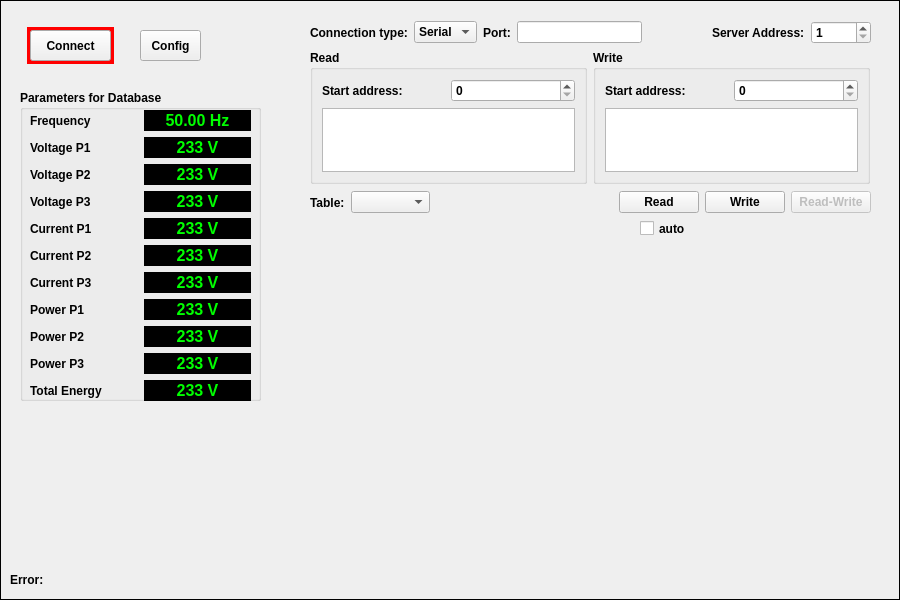
Above: src/modbusframe.ui from hancse/powermeter before the change. Below: the same form after it.
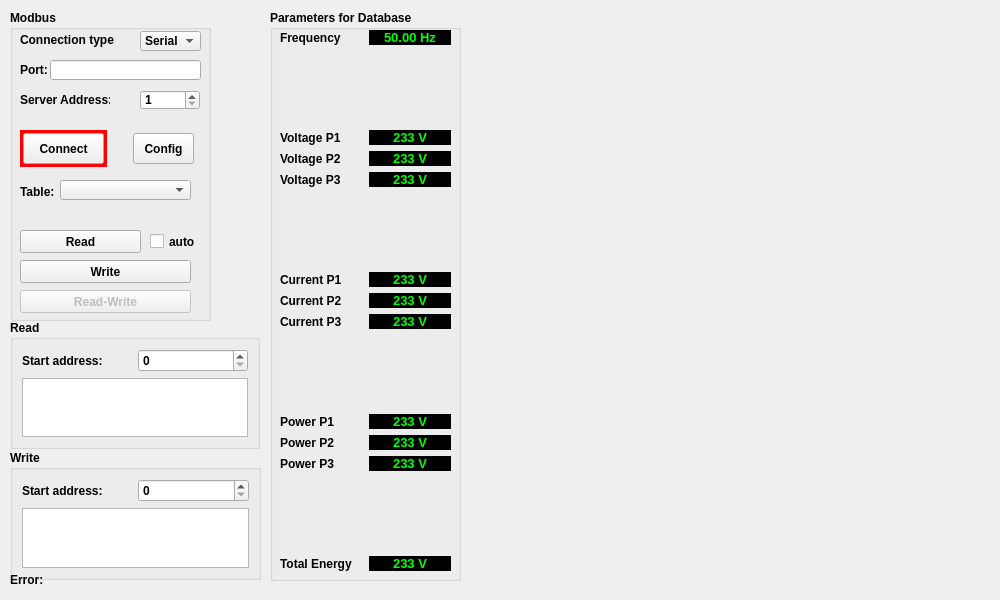
That is the form after the change.

Commit message: Added fourth powermeter Removed StripFrameTriple from TopFrame Added StripFrameTriple to ModbusFrame Modified picture on TopFrame

```diff
--- a/src/modbusframe.ui
+++ b/src/modbusframe.ui
@@ -6,7 +6,7 @@
    <rect>
     <x>0</x>
     <y>0</y>
-    <width>900</width>
+    <width>1000</width>
     <height>600</height>
    </rect>
   </property>
@@ -20,330 +20,8 @@
    <string>Frame</string>
   </property>
   <property name="frameShape">
-   <enum>QFrame::Box</enum>
+   <enum>QFrame::NoFrame</enum>
   </property>
-  <widget class="QLabel" name="label_10">
-   <property name="geometry">
-    <rect>
-     <x>27</x>
-     <y>27</y>
-     <width>87</width>
-     <height>37</height>
-    </rect>
-   </property>
-   <property name="styleSheet">
-    <string notr="true">background: red;</string>
-   </property>
-   <property name="text">
-    <string/>
-   </property>
-  </widget>
-  <widget class="QWidget" name="layoutWidget_2">
-   <property name="geometry">
-    <rect>
-     <x>310</x>
-     <y>50</y>
-     <width>560</width>
-     <height>134</height>
-    </rect>
-   </property>
-   <layout class="QHBoxLayout" name="horizontalLayout_3">
-    <item>
-     <widget class="QGroupBox" name="readGroupBox">
-      <property name="minimumSize">
-       <size>
-        <width>250</width>
-        <height>0</height>
-       </size>
-      </property>
-      <property name="title">
-       <string>Read</string>
-      </property>
-      <layout class="QGridLayout" name="gridLayout_4">
-       <item row="0" column="1">
-        <widget class="QSpinBox" name="readAddress">
-         <property name="maximum">
-          <number>65536</number>
-         </property>
-        </widget>
-       </item>
-       <item row="0" column="0">
-        <widget class="QLabel" name="label_11">
-         <property name="text">
-          <string>Start address:</string>
-         </property>
-        </widget>
-       </item>
-       <item row="1" column="0" colspan="2">
-        <widget class="QListWidget" name="readValue">
-         <property name="minimumSize">
-          <size>
-           <width>0</width>
-           <height>0</height>
-          </size>
-         </property>
-        </widget>
-       </item>
-      </layout>
-     </widget>
-    </item>
-    <item>
-     <widget class="QGroupBox" name="writeGroupBox">
-      <property name="minimumSize">
-       <size>
-        <width>225</width>
-        <height>0</height>
-       </size>
-      </property>
-      <property name="title">
-       <string>Write</string>
-      </property>
-      <layout class="QGridLayout" name="gridLayout_5">
-       <item row="0" column="1">
-        <widget class="QSpinBox" name="writeAddress">
-         <property name="maximum">
-          <number>65536</number>
-         </property>
-        </widget>
-       </item>
-       <item row="0" column="0">
-        <widget class="QLabel" name="label_14">
-         <property name="text">
-          <string>Start address:</string>
-         </property>
-        </widget>
-       </item>
-       <item row="1" column="0" colspan="2">
-        <widget class="QTreeView" name="writeValueTable">
-         <property name="showDropIndicator" stdset="0">
-          <bool>true</bool>
-         </property>
-         <property name="alternatingRowColors">
-          <bool>true</bool>
-         </property>
-         <property name="rootIsDecorated">
-          <bool>false</bool>
-         </property>
-         <property name="uniformRowHeights">
-          <bool>true</bool>
-         </property>
-         <property name="itemsExpandable">
-          <bool>false</bool>
-         </property>
-         <property name="expandsOnDoubleClick">
-          <bool>false</bool>
-         </property>
-         <attribute name="headerVisible">
-          <bool>false</bool>
-         </attribute>
-        </widget>
-       </item>
-      </layout>
-     </widget>
-    </item>
-   </layout>
-  </widget>
-  <widget class="QWidget" name="layoutWidget_3">
-   <property name="geometry">
-    <rect>
-     <x>310</x>
-     <y>190</y>
-     <width>561</width>
-     <height>25</height>
-    </rect>
-   </property>
-   <layout class="QHBoxLayout" name="horizontalLayout_4">
-    <item>
-     <widget class="QLabel" name="label_17">
-      <property name="text">
-       <string>Table:</string>
-      </property>
-     </widget>
-    </item>
-    <item>
-     <widget class="QComboBox" name="writeTable"/>
-    </item>
-    <item>
-     <spacer name="horizontalSpacer_3">
-      <property name="orientation">
-       <enum>Qt::Horizontal</enum>
-      </property>
-      <property name="sizeHint" stdset="0">
-       <size>
-        <width>13</width>
-        <height>17</height>
-       </size>
-      </property>
-     </spacer>
-    </item>
-    <item>
-     <widget class="QPushButton" name="readButton">
-      <property name="sizePolicy">
-       <sizepolicy hsizetype="Maximum" vsizetype="Fixed">
-        <horstretch>0</horstretch>
-        <verstretch>0</verstretch>
-       </sizepolicy>
-      </property>
-      <property name="text">
-       <string>Read</string>
-      </property>
-     </widget>
-    </item>
-    <item>
-     <widget class="QPushButton" name="writeButton">
-      <property name="text">
-       <string>Write</string>
-      </property>
-     </widget>
-    </item>
-    <item>
-     <widget class="QPushButton" name="readWriteButton">
-      <property name="enabled">
-       <bool>false</bool>
-      </property>
-      <property name="text">
-       <string>Read-Write</string>
-      </property>
-     </widget>
-    </item>
-   </layout>
-  </widget>
-  <widget class="QPushButton" name="btnConnect">
-   <property name="geometry">
-    <rect>
-     <x>30</x>
-     <y>30</y>
-     <width>81</width>
-     <height>31</height>
-    </rect>
-   </property>
-   <property name="text">
-    <string>Connect</string>
-   </property>
-  </widget>
-  <widget class="QWidget" name="layoutWidget">
-   <property name="geometry">
-    <rect>
-     <x>310</x>
-     <y>20</y>
-     <width>561</width>
-     <height>25</height>
-    </rect>
-   </property>
-   <layout class="QGridLayout" name="gridLayout_6">
-    <item row="0" column="6">
-     <widget class="QSpinBox" name="serverEdit">
-      <property name="sizePolicy">
-       <sizepolicy hsizetype="Maximum" vsizetype="Fixed">
-        <horstretch>0</horstretch>
-        <verstretch>0</verstretch>
-       </sizepolicy>
-      </property>
-      <property name="minimumSize">
-       <size>
-        <width>60</width>
-        <height>0</height>
-       </size>
-      </property>
-      <property name="minimum">
-       <number>1</number>
-      </property>
-      <property name="maximum">
-       <number>247</number>
-      </property>
-     </widget>
-    </item>
-    <item row="0" column="3">
-     <widget class="QLineEdit" name="portEdit">
-      <property name="sizePolicy">
-       <sizepolicy hsizetype="Preferred" vsizetype="Fixed">
-        <horstretch>0</horstretch>
-        <verstretch>0</verstretch>
-       </sizepolicy>
-      </property>
-     </widget>
-    </item>
-    <item row="0" column="1">
-     <widget class="QComboBox" name="connectType">
-      <item>
-       <property name="text">
-        <string>Serial</string>
-       </property>
-      </item>
-      <item>
-       <property name="text">
-        <string>TCP</string>
-       </property>
-      </item>
-     </widget>
-    </item>
-    <item row="0" column="2">
-     <widget class="QLabel" name="label_18">
-      <property name="sizePolicy">
-       <sizepolicy hsizetype="Maximum" vsizetype="Preferred">
-        <horstretch>0</horstretch>
-        <verstretch>0</verstretch>
-       </sizepolicy>
-      </property>
-      <property name="text">
-       <string>Port:</string>
-      </property>
-     </widget>
-    </item>
-    <item row="0" column="0">
-     <widget class="QLabel" name="label_19">
-      <property name="text">
-       <string>Connection type:</string>
-      </property>
-     </widget>
-    </item>
-    <item row="0" column="5">
-     <widget class="QLabel" name="label_28">
-      <property name="sizePolicy">
-       <sizepolicy hsizetype="Maximum" vsizetype="Preferred">
-        <horstretch>0</horstretch>
-        <verstretch>0</verstretch>
-       </sizepolicy>
-      </property>
-      <property name="minimumSize">
-       <size>
-        <width>80</width>
-        <height>0</height>
-       </size>
-      </property>
-      <property name="text">
-       <string>Server Address:</string>
-      </property>
-     </widget>
-    </item>
-    <item row="0" column="4">
-     <spacer name="horizontalSpacer_4">
-      <property name="orientation">
-       <enum>Qt::Horizontal</enum>
-      </property>
-      <property name="sizeHint" stdset="0">
-       <size>
-        <width>40</width>
-        <height>20</height>
-       </size>
-      </property>
-     </spacer>
-    </item>
-   </layout>
-  </widget>
-  <widget class="QPushButton" name="btnConfig">
-   <property name="geometry">
-    <rect>
-     <x>140</x>
-     <y>30</y>
-     <width>61</width>
-     <height>31</height>
-    </rect>
-   </property>
-   <property name="text">
-    <string>Config</string>
-   </property>
-  </widget>
   <widget class="QLabel" name="lblStatus">
    <property name="geometry">
     <rect>
@@ -357,38 +35,25 @@
     <string>Error:</string>
    </property>
   </widget>
-  <widget class="QCheckBox" name="checkAuto">
-   <property name="geometry">
-    <rect>
-     <x>640</x>
-     <y>220</y>
-     <width>61</width>
-     <height>17</height>
-    </rect>
-   </property>
-   <property name="text">
-    <string>auto</string>
-   </property>
-  </widget>
   <widget class="QGroupBox" name="groupBox">
    <property name="geometry">
     <rect>
-     <x>20</x>
-     <y>90</y>
-     <width>241</width>
-     <height>311</height>
+     <x>270</x>
+     <y>10</y>
+     <width>191</width>
+     <height>571</height>
     </rect>
    </property>
    <property name="title">
     <string>Parameters for Database</string>
    </property>
-   <widget class="QWidget" name="">
+   <widget class="QWidget" name="layoutWidget">
     <property name="geometry">
      <rect>
       <x>10</x>
       <y>20</y>
-      <width>221</width>
-      <height>291</height>
+      <width>171</width>
+      <height>541</height>
      </rect>
     </property>
     <layout class="QGridLayout" name="gridLayout">
@@ -399,39 +64,11 @@
        </property>
       </widget>
      </item>
-     <item row="0" column="1">
-      <widget class="QLabel" name="lblFreq">
+     <item row="12" column="1">
+      <widget class="QLabel" name="lblPower3">
        <property name="font">
         <font>
-         <pointsize>12</pointsize>
-         <weight>75</weight>
-         <bold>true</bold>
-        </font>
-       </property>
-       <property name="styleSheet">
-        <string notr="true">background: black;
-color: lime;</string>
-       </property>
-       <property name="text">
-        <string>50.00 Hz</string>
-       </property>
-       <property name="alignment">
-        <set>Qt::AlignCenter</set>
-       </property>
-      </widget>
-     </item>
-     <item row="1" column="0">
-      <widget class="QLabel" name="label_2">
-       <property name="text">
-        <string>Voltage P1</string>
-       </property>
-      </widget>
-     </item>
-     <item row="1" column="1">
-      <widget class="QLabel" name="lblV1">
-       <property name="font">
-        <font>
-         <pointsize>12</pointsize>
+         <pointsize>10</pointsize>
          <weight>75</weight>
          <bold>true</bold>
         </font>
@@ -448,18 +85,11 @@
        </property>
       </widget>
      </item>
-     <item row="2" column="0">
-      <widget class="QLabel" name="label_3">
-       <property name="text">
-        <string>Voltage P2</string>
-       </property>
-      </widget>
-     </item>
      <item row="2" column="1">
-      <widget class="QLabel" name="lblV2">
+      <widget class="QLabel" name="lblV1">
        <property name="font">
         <font>
-         <pointsize>12</pointsize>
+         <pointsize>10</pointsize>
          <weight>75</weight>
          <bold>true</bold>
         </font>
@@ -476,74 +106,59 @@
        </property>
       </widget>
      </item>
-     <item row="3" column="0">
+     <item row="10" column="1">
+      <widget class="QLabel" name="lblPower1">
+       <property name="font">
+        <font>
+         <pointsize>10</pointsize>
+         <weight>75</weight>
+         <bold>true</bold>
+        </font>
+       </property>
+       <property name="styleSheet">
+        <string notr="true">background: black;
+color: lime;</string>
+       </property>
+       <property name="text">
+        <string>233 V</string>
+       </property>
+       <property name="alignment">
+        <set>Qt::AlignCenter</set>
+       </property>
+      </widget>
+     </item>
+     <item row="4" column="0">
       <widget class="QLabel" name="label_4">
        <property name="text">
         <string>Voltage P3</string>
        </property>
       </widget>
      </item>
-     <item row="3" column="1">
-      <widget class="QLabel" name="lblV3">
-       <property name="font">
-        <font>
-         <pointsize>12</pointsize>
-         <weight>75</weight>
-         <bold>true</bold>
-        </font>
-       </property>
-       <property name="styleSheet">
-        <string notr="true">background: black;
-color: lime;</string>
-       </property>
+     <item row="11" column="0">
+      <widget class="QLabel" name="label_9">
        <property name="text">
-        <string>233 V</string>
+        <string>Power P2</string>
        </property>
-       <property name="alignment">
-        <set>Qt::AlignCenter</set>
-       </property>
       </widget>
      </item>
-     <item row="4" column="0">
-      <widget class="QLabel" name="label_5">
-       <property name="text">
-        <string>Current P1</string>
+     <item row="9" column="0">
+      <spacer name="verticalSpacer_3">
+       <property name="orientation">
+        <enum>Qt::Vertical</enum>
        </property>
-      </widget>
-     </item>
-     <item row="4" column="1">
-      <widget class="QLabel" name="lblCurr1">
-       <property name="font">
-        <font>
-         <pointsize>12</pointsize>
-         <weight>75</weight>
-         <bold>true</bold>
-        </font>
+       <property name="sizeHint" stdset="0">
+        <size>
+         <width>20</width>
+         <height>40</height>
+        </size>
        </property>
-       <property name="styleSheet">
-        <string notr="true">background: black;
-color: lime;</string>
-       </property>
-       <property name="text">
-        <string>233 V</string>
-       </property>
-       <property name="alignment">
-        <set>Qt::AlignCenter</set>
-       </property>
-      </widget>
+      </spacer>
      </item>
-     <item row="5" column="0">
-      <widget class="QLabel" name="label_6">
-       <property name="text">
-        <string>Current P2</string>
-       </property>
-      </widget>
-     </item>
-     <item row="5" column="1">
-      <widget class="QLabel" name="lblCurr2">
+     <item row="14" column="1">
+      <widget class="QLabel" name="lblTotalEnergy">
        <property name="font">
         <font>
-         <pointsize>12</pointsize>
+         <pointsize>10</pointsize>
          <weight>75</weight>
          <bold>true</bold>
         </font>
@@ -560,46 +175,32 @@
        </property>
       </widget>
      </item>
-     <item row="6" column="0">
+     <item row="8" column="0">
       <widget class="QLabel" name="label_7">
        <property name="text">
         <string>Current P3</string>
        </property>
       </widget>
      </item>
-     <item row="6" column="1">
-      <widget class="QLabel" name="lblCurr3">
-       <property name="font">
-        <font>
-         <pointsize>12</pointsize>
-         <weight>75</weight>
-         <bold>true</bold>
-        </font>
-       </property>
-       <property name="styleSheet">
-        <string notr="true">background: black;
-color: lime;</string>
-       </property>
-       <property name="text">
-        <string>233 V</string>
-       </property>
-       <property name="alignment">
-        <set>Qt::AlignCenter</set>
-       </property>
-      </widget>
-     </item>
      <item row="7" column="0">
+      <widget class="QLabel" name="label_6">
+       <property name="text">
+        <string>Current P2</string>
+       </property>
+      </widget>
+     </item>
+     <item row="10" column="0">
       <widget class="QLabel" name="label_8">
        <property name="text">
         <string>Power P1</string>
        </property>
       </widget>
      </item>
-     <item row="7" column="1">
-      <widget class="QLabel" name="lblPower1">
+     <item row="0" column="1">
+      <widget class="QLabel" name="lblFreq">
        <property name="font">
         <font>
-         <pointsize>12</pointsize>
+         <pointsize>10</pointsize>
          <weight>75</weight>
          <bold>true</bold>
         </font>
@@ -609,25 +210,116 @@
 color: lime;</string>
        </property>
        <property name="text">
-        <string>233 V</string>
+        <string>50.00 Hz</string>
        </property>
        <property name="alignment">
         <set>Qt::AlignCenter</set>
        </property>
       </widget>
      </item>
-     <item row="8" column="0">
-      <widget class="QLabel" name="label_9">
+     <item row="6" column="0">
+      <widget class="QLabel" name="label_5">
        <property name="text">
-        <string>Power P2</string>
+        <string>Current P1</string>
        </property>
       </widget>
      </item>
      <item row="8" column="1">
+      <widget class="QLabel" name="lblCurr3">
+       <property name="font">
+        <font>
+         <pointsize>10</pointsize>
+         <weight>75</weight>
+         <bold>true</bold>
+        </font>
+       </property>
+       <property name="styleSheet">
+        <string notr="true">background: black;
+color: lime;</string>
+       </property>
+       <property name="text">
+        <string>233 V</string>
+       </property>
+       <property name="alignment">
+        <set>Qt::AlignCenter</set>
+       </property>
+      </widget>
+     </item>
+     <item row="6" column="1">
+      <widget class="QLabel" name="lblCurr1">
+       <property name="font">
+        <font>
+         <pointsize>10</pointsize>
+         <weight>75</weight>
+         <bold>true</bold>
+        </font>
+       </property>
+       <property name="styleSheet">
+        <string notr="true">background: black;
+color: lime;</string>
+       </property>
+       <property name="text">
+        <string>233 V</string>
+       </property>
+       <property name="alignment">
+        <set>Qt::AlignCenter</set>
+       </property>
+      </widget>
+     </item>
+     <item row="4" column="1">
+      <widget class="QLabel" name="lblV3">
+       <property name="font">
+        <font>
+         <pointsize>10</pointsize>
+         <weight>75</weight>
+         <bold>true</bold>
+        </font>
+       </property>
+       <property name="styleSheet">
+        <string notr="true">background: black;
+color: lime;</string>
+       </property>
+       <property name="text">
+        <string>233 V</string>
+       </property>
+       <property name="alignment">
+        <set>Qt::AlignCenter</set>
+       </property>
+      </widget>
+     </item>
+     <item row="3" column="0">
+      <widget class="QLabel" name="label_3">
+       <property name="text">
+        <string>Voltage P2</string>
+       </property>
+      </widget>
+     </item>
+     <item row="7" column="1">
+      <widget class="QLabel" name="lblCurr2">
+       <property name="font">
+        <font>
+         <pointsize>10</pointsize>
+         <weight>75</weight>
+         <bold>true</bold>
+        </font>
+       </property>
+       <property name="styleSheet">
+        <string notr="true">background: black;
+color: lime;</string>
+       </property>
+       <property name="text">
+        <string>233 V</string>
+       </property>
+       <property name="alignment">
+        <set>Qt::AlignCenter</set>
+       </property>
+      </widget>
+     </item>
+     <item row="11" column="1">
       <widget class="QLabel" name="lblPower2">
        <property name="font">
         <font>
-         <pointsize>12</pointsize>
+         <pointsize>10</pointsize>
          <weight>75</weight>
          <bold>true</bold>
         </font>
@@ -644,46 +336,51 @@
        </property>
       </widget>
      </item>
-     <item row="9" column="0">
-      <widget class="QLabel" name="label_20">
-       <property name="text">
-        <string>Power P3</string>
-       </property>
-      </widget>
-     </item>
-     <item row="9" column="1">
-      <widget class="QLabel" name="lblPower3">
-       <property name="font">
-        <font>
-         <pointsize>12</pointsize>
-         <weight>75</weight>
-         <bold>true</bold>
-        </font>
-       </property>
-       <property name="styleSheet">
-        <string notr="true">background: black;
-color: lime;</string>
-       </property>
-       <property name="text">
-        <string>233 V</string>
-       </property>
-       <property name="alignment">
-        <set>Qt::AlignCenter</set>
-       </property>
-      </widget>
-     </item>
-     <item row="10" column="0">
+     <item row="14" column="0">
       <widget class="QLabel" name="label_21">
        <property name="text">
         <string>Total Energy</string>
        </property>
       </widget>
      </item>
-     <item row="10" column="1">
-      <widget class="QLabel" name="lblTotalEnergy">
+     <item row="1" column="0">
+      <spacer name="verticalSpacer">
+       <property name="orientation">
+        <enum>Qt::Vertical</enum>
+       </property>
+       <property name="sizeHint" stdset="0">
+        <size>
+         <width>20</width>
+         <height>40</height>
+        </size>
+       </property>
+      </spacer>
+     </item>
+     <item row="5" column="0">
+      <spacer name="verticalSpacer_2">
+       <property name="orientation">
+        <enum>Qt::Vertical</enum>
+       </property>
+       <property name="sizeHint" stdset="0">
+        <size>
+         <width>20</width>
+         <height>40</height>
+        </size>
+       </property>
+      </spacer>
+     </item>
+     <item row="2" column="0">
+      <widget class="QLabel" name="label_2">
+       <property name="text">
+        <string>Voltage P1</string>
+       </property>
+      </widget>
+     </item>
+     <item row="3" column="1">
+      <widget class="QLabel" name="lblV2">
        <property name="font">
         <font>
-         <pointsize>12</pointsize>
+         <pointsize>10</pointsize>
          <weight>75</weight>
          <bold>true</bold>
         </font>
@@ -700,9 +397,409 @@
        </property>
       </widget>
      </item>
+     <item row="12" column="0">
+      <widget class="QLabel" name="label_20">
+       <property name="text">
+        <string>Power P3</string>
+       </property>
+      </widget>
+     </item>
+     <item row="13" column="0">
+      <spacer name="verticalSpacer_4">
+       <property name="orientation">
+        <enum>Qt::Vertical</enum>
+       </property>
+       <property name="sizeHint" stdset="0">
+        <size>
+         <width>20</width>
+         <height>40</height>
+        </size>
+       </property>
+      </spacer>
+     </item>
     </layout>
    </widget>
   </widget>
+  <widget class="QGroupBox" name="groupBox_2">
+   <property name="geometry">
+    <rect>
+     <x>10</x>
+     <y>10</y>
+     <width>201</width>
+     <height>311</height>
+    </rect>
+   </property>
+   <property name="title">
+    <string>Modbus</string>
+   </property>
+   <widget class="QLabel" name="label_19">
+    <property name="geometry">
+     <rect>
+      <x>10</x>
+      <y>20</y>
+      <width>95</width>
+      <height>20</height>
+     </rect>
+    </property>
+    <property name="text">
+     <string>Connection type:</string>
+    </property>
+   </widget>
+   <widget class="QComboBox" name="connectType">
+    <property name="geometry">
+     <rect>
+      <x>130</x>
+      <y>21</y>
+      <width>61</width>
+      <height>20</height>
+     </rect>
+    </property>
+    <item>
+     <property name="text">
+      <string>Serial</string>
+     </property>
+    </item>
+    <item>
+     <property name="text">
+      <string>TCP</string>
+     </property>
+    </item>
+   </widget>
+   <widget class="QLabel" name="label_18">
+    <property name="geometry">
+     <rect>
+      <x>10</x>
+      <y>50</y>
+      <width>27</width>
+      <height>20</height>
+     </rect>
+    </property>
+    <property name="sizePolicy">
+     <sizepolicy hsizetype="Maximum" vsizetype="Preferred">
+      <horstretch>0</horstretch>
+      <verstretch>0</verstretch>
+     </sizepolicy>
+    </property>
+    <property name="text">
+     <string>Port:</string>
+    </property>
+   </widget>
+   <widget class="QLineEdit" name="portEdit">
+    <property name="geometry">
+     <rect>
+      <x>40</x>
+      <y>50</y>
+      <width>151</width>
+      <height>20</height>
+     </rect>
+    </property>
+    <property name="sizePolicy">
+     <sizepolicy hsizetype="Preferred" vsizetype="Fixed">
+      <horstretch>0</horstretch>
+      <verstretch>0</verstretch>
+     </sizepolicy>
+    </property>
+   </widget>
+   <widget class="QLabel" name="label_28">
+    <property name="geometry">
+     <rect>
+      <x>10</x>
+      <y>80</y>
+      <width>90</width>
+      <height>20</height>
+     </rect>
+    </property>
+    <property name="sizePolicy">
+     <sizepolicy hsizetype="Maximum" vsizetype="Preferred">
+      <horstretch>0</horstretch>
+      <verstretch>0</verstretch>
+     </sizepolicy>
+    </property>
+    <property name="minimumSize">
+     <size>
+      <width>80</width>
+      <height>0</height>
+     </size>
+    </property>
+    <property name="text">
+     <string>Server Address:</string>
+    </property>
+   </widget>
+   <widget class="QSpinBox" name="serverEdit">
+    <property name="geometry">
+     <rect>
+      <x>130</x>
+      <y>80</y>
+      <width>60</width>
+      <height>20</height>
+     </rect>
+    </property>
+    <property name="sizePolicy">
+     <sizepolicy hsizetype="Maximum" vsizetype="Fixed">
+      <horstretch>0</horstretch>
+      <verstretch>0</verstretch>
+     </sizepolicy>
+    </property>
+    <property name="minimumSize">
+     <size>
+      <width>60</width>
+      <height>0</height>
+     </size>
+    </property>
+    <property name="minimum">
+     <number>1</number>
+    </property>
+    <property name="maximum">
+     <number>247</number>
+    </property>
+   </widget>
+   <widget class="QPushButton" name="btnConnect">
+    <property name="geometry">
+     <rect>
+      <x>13</x>
+      <y>123</y>
+      <width>81</width>
+      <height>31</height>
+     </rect>
+    </property>
+    <property name="text">
+     <string>Connect</string>
+    </property>
+   </widget>
+   <widget class="QPushButton" name="btnConfig">
+    <property name="geometry">
+     <rect>
+      <x>123</x>
+      <y>123</y>
+      <width>61</width>
+      <height>31</height>
+     </rect>
+    </property>
+    <property name="text">
+     <string>Config</string>
+    </property>
+   </widget>
+   <widget class="QLabel" name="label_10">
+    <property name="geometry">
+     <rect>
+      <x>10</x>
+      <y>120</y>
+      <width>87</width>
+      <height>37</height>
+     </rect>
+    </property>
+    <property name="styleSheet">
+     <string notr="true">background: red;</string>
+    </property>
+    <property name="text">
+     <string/>
+    </property>
+   </widget>
+   <widget class="QLabel" name="label_17">
+    <property name="geometry">
+     <rect>
+      <x>10</x>
+      <y>170</y>
+      <width>34</width>
+      <height>23</height>
+     </rect>
+    </property>
+    <property name="text">
+     <string>Table:</string>
+    </property>
+   </widget>
+   <widget class="QComboBox" name="writeTable">
+    <property name="geometry">
+     <rect>
+      <x>50</x>
+      <y>170</y>
+      <width>131</width>
+      <height>20</height>
+     </rect>
+    </property>
+   </widget>
+   <widget class="QPushButton" name="readButton">
+    <property name="geometry">
+     <rect>
+      <x>10</x>
+      <y>220</y>
+      <width>121</width>
+      <height>23</height>
+     </rect>
+    </property>
+    <property name="sizePolicy">
+     <sizepolicy hsizetype="Maximum" vsizetype="Fixed">
+      <horstretch>0</horstretch>
+      <verstretch>0</verstretch>
+     </sizepolicy>
+    </property>
+    <property name="text">
+     <string>Read</string>
+    </property>
+   </widget>
+   <widget class="QPushButton" name="writeButton">
+    <property name="geometry">
+     <rect>
+      <x>10</x>
+      <y>250</y>
+      <width>171</width>
+      <height>23</height>
+     </rect>
+    </property>
+    <property name="text">
+     <string>Write</string>
+    </property>
+   </widget>
+   <widget class="QPushButton" name="readWriteButton">
+    <property name="enabled">
+     <bool>false</bool>
+    </property>
+    <property name="geometry">
+     <rect>
+      <x>10</x>
+      <y>280</y>
+      <width>171</width>
+      <height>23</height>
+     </rect>
+    </property>
+    <property name="text">
+     <string>Read-Write</string>
+    </property>
+   </widget>
+   <widget class="QCheckBox" name="checkAuto">
+    <property name="geometry">
+     <rect>
+      <x>140</x>
+      <y>223</y>
+      <width>51</width>
+      <height>17</height>
+     </rect>
+    </property>
+    <property name="text">
+     <string>auto</string>
+    </property>
+   </widget>
+   <zorder>label_10</zorder>
+   <zorder>label_19</zorder>
+   <zorder>connectType</zorder>
+   <zorder>label_18</zorder>
+   <zorder>portEdit</zorder>
+   <zorder>label_28</zorder>
+   <zorder>serverEdit</zorder>
+   <zorder>btnConnect</zorder>
+   <zorder>btnConfig</zorder>
+   <zorder>label_17</zorder>
+   <zorder>writeTable</zorder>
+   <zorder>readButton</zorder>
+   <zorder>writeButton</zorder>
+   <zorder>readWriteButton</zorder>
+   <zorder>checkAuto</zorder>
+  </widget>
+  <widget class="QGroupBox" name="readGroupBox">
+   <property name="geometry">
+    <rect>
+     <x>10</x>
+     <y>320</y>
+     <width>250</width>
+     <height>129</height>
+    </rect>
+   </property>
+   <property name="minimumSize">
+    <size>
+     <width>250</width>
+     <height>0</height>
+    </size>
+   </property>
+   <property name="title">
+    <string>Read</string>
+   </property>
+   <layout class="QGridLayout" name="gridLayout_4">
+    <item row="0" column="0">
+     <widget class="QLabel" name="label_11">
+      <property name="text">
+       <string>Start address:</string>
+      </property>
+     </widget>
+    </item>
+    <item row="0" column="1">
+     <widget class="QSpinBox" name="readAddress">
+      <property name="maximum">
+       <number>65536</number>
+      </property>
+     </widget>
+    </item>
+    <item row="1" column="0" colspan="2">
+     <widget class="QListWidget" name="readValue">
+      <property name="minimumSize">
+       <size>
+        <width>0</width>
+        <height>0</height>
+       </size>
+      </property>
+     </widget>
+    </item>
+   </layout>
+  </widget>
+  <widget class="QGroupBox" name="writeGroupBox">
+   <property name="geometry">
+    <rect>
+     <x>10</x>
+     <y>450</y>
+     <width>251</width>
+     <height>130</height>
+    </rect>
+   </property>
+   <property name="minimumSize">
+    <size>
+     <width>225</width>
+     <height>0</height>
+    </size>
+   </property>
+   <property name="title">
+    <string>Write</string>
+   </property>
+   <layout class="QGridLayout" name="gridLayout_5">
+    <item row="1" column="0" colspan="2">
+     <widget class="QTreeView" name="writeValueTable">
+      <property name="showDropIndicator" stdset="0">
+       <bool>true</bool>
+      </property>
+      <property name="alternatingRowColors">
+       <bool>true</bool>
+      </property>
+      <property name="rootIsDecorated">
+       <bool>false</bool>
+      </property>
+      <property name="uniformRowHeights">
+       <bool>true</bool>
+      </property>
+      <property name="itemsExpandable">
+       <bool>false</bool>
+      </property>
+      <property name="expandsOnDoubleClick">
+       <bool>false</bool>
+      </property>
+      <attribute name="headerVisible">
+       <bool>false</bool>
+      </attribute>
+     </widget>
+    </item>
+    <item row="0" column="1">
+     <widget class="QSpinBox" name="writeAddress">
+      <property name="maximum">
+       <number>65536</number>
+      </property>
+     </widget>
+    </item>
+    <item row="0" column="0">
+     <widget class="QLabel" name="label_14">
+      <property name="text">
+       <string>Start address:</string>
+      </property>
+     </widget>
+    </item>
+   </layout>
+  </widget>
  </widget>
  <resources/>
  <connections/>
```
The commit also changes 9 other files.
